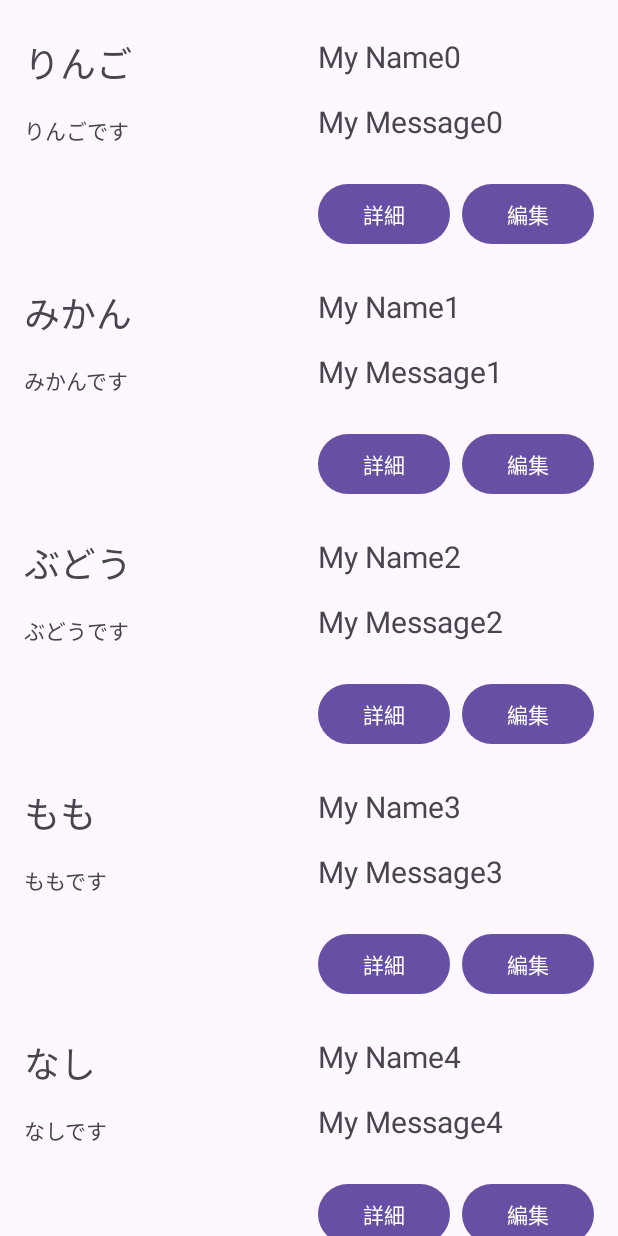
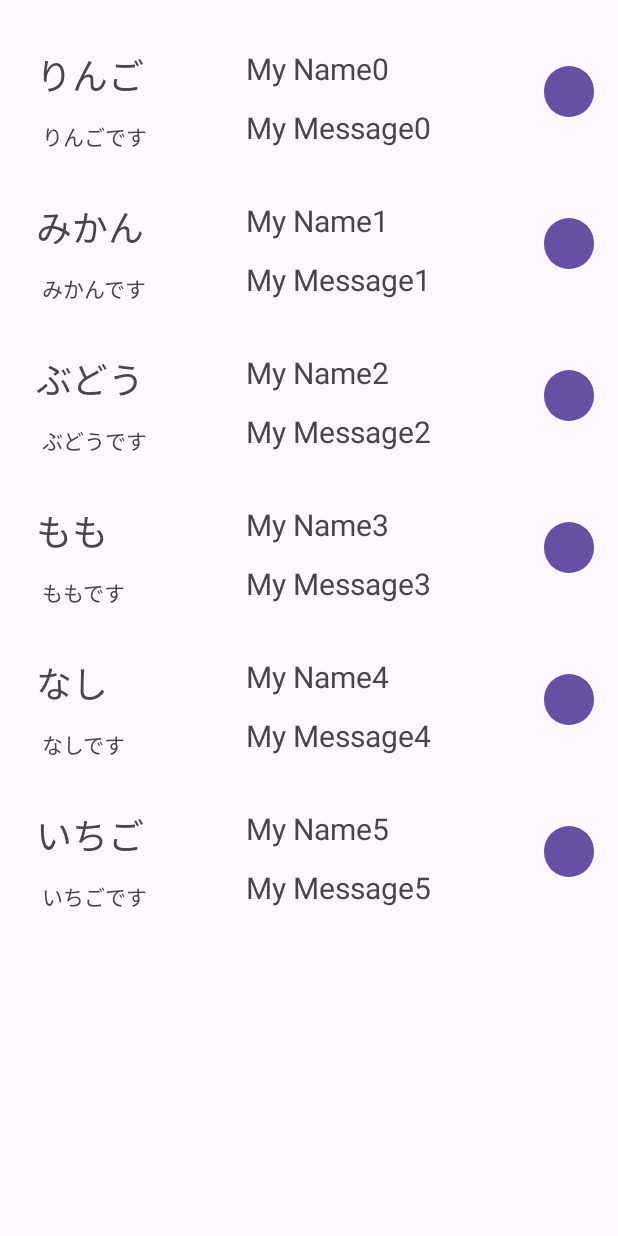
Before and after one commit to Kiritanpomelette/InventoryAndroidApp, an Android app: the screen it shows after launch (MainActivity), on a phone screen of 412 x 824 dp. Run offline under Robolectric (Android 15) with nearby library versions, the phone set to English and light mode, and no system bars.

Commit message:
UI変更

```diff
--- a/app/src/main/java/xyz/miyayu/inventorymanager/RecyclerAdapter.kt
+++ b/app/src/main/java/xyz/miyayu/inventorymanager/RecyclerAdapter.kt
@@ -36,10 +36,6 @@ class RecyclerAdapter(private val customList: Array<String>) :
         holder.tvMessageHolder.text = messageList[position]
         holder.tvDescriptionHolder.text = descriptionList[position]
         holder.tvBrandNameHolder.text = brandNameList[position]
-        holder.btnDetails.setOnClickListener {
-            val intent = Intent(holder.btnDetails.context, DetailsActivity::class.java)
-            ContextCompat.startActivity(holder.btnDetails.context, intent, null)
-        }
         holder.btnEdit.setOnClickListener {
             val intent = Intent(holder.btnEdit.context, EditActivity::class.java)
             ContextCompat.startActivity(holder.btnEdit.context, intent, null)
--- a/app/src/main/java/xyz/miyayu/inventorymanager/ViewHolderItem.kt
+++ b/app/src/main/java/xyz/miyayu/inventorymanager/ViewHolderItem.kt
@@ -11,7 +11,6 @@ class ViewHolderItem(itemView: View) : RecyclerView.ViewHolder(itemView) {
     // val ivHolder: ImageView = itemView.findViewById(R.id.iv)
     val tvNameHolder: TextView = itemView.findViewById(R.id.Now)
     val tvMessageHolder: TextView = itemView.findViewById(R.id.Today)
-    val btnDetails: Button = itemView.findViewById(R.id.btnDetails)
     val tvBrandNameHolder: TextView = itemView.findViewById(R.id.brandName)
     val tvDescriptionHolder: TextView = itemView.findViewById(R.id.description)
     val btnEdit: Button = itemView.findViewById(R.id.btnEdit)
--- a/app/src/main/res/layout/one_layout.xml
+++ b/app/src/main/res/layout/one_layout.xml
@@ -1,6 +1,7 @@
 <?xml version="1.0" encoding="utf-8"?>
 <androidx.constraintlayout.widget.ConstraintLayout xmlns:android="http://schemas.android.com/apk/res/android"
     xmlns:app="http://schemas.android.com/apk/res-auto"
+    xmlns:tools="http://schemas.android.com/tools"
     android:layout_width="match_parent"
     android:layout_height="wrap_content">
 
@@ -9,49 +10,41 @@
         android:id="@+id/Now"
         android:layout_width="0dp"
         android:layout_height="wrap_content"
-        android:layout_marginTop="24dp"
+        android:layout_marginTop="32dp"
+        android:layout_marginEnd="24dp"
         android:text="@string/message"
         android:textSize="20sp"
-        app:layout_constraintEnd_toEndOf="parent"
-        app:layout_constraintStart_toStartOf="@+id/btnDetails"
+        app:layout_constraintEnd_toStartOf="@+id/btnEdit"
+        app:layout_constraintStart_toStartOf="@+id/guideline"
         app:layout_constraintTop_toTopOf="parent" />
 
     <TextView
         android:id="@+id/Today"
         android:layout_width="0dp"
         android:layout_height="wrap_content"
-        android:layout_marginTop="16dp"
+        android:layout_marginTop="12dp"
         android:text="@string/message1"
         android:textSize="20sp"
-        app:layout_constraintEnd_toEndOf="parent"
-        app:layout_constraintStart_toStartOf="@+id/btnDetails"
+        app:layout_constraintEnd_toEndOf="@+id/Now"
+        app:layout_constraintStart_toStartOf="@+id/Now"
         app:layout_constraintTop_toBottomOf="@+id/Now" />
-    <Button
-        android:id="@+id/btnDetails"
-        android:layout_width="wrap_content"
-        android:layout_height="wrap_content"
-        android:layout_marginTop="24dp"
-        android:layout_marginEnd="8dp"
-        android:text="@string/details"
-        app:layout_constraintEnd_toStartOf="@+id/btnEdit"
-        app:layout_constraintTop_toBottomOf="@+id/Today" />
 
     <Button
         android:id="@+id/btnEdit"
-        android:layout_width="wrap_content"
-        android:layout_height="wrap_content"
-        android:layout_marginTop="24dp"
+        android:layout_width="33dp"
+        android:layout_height="42dp"
+        android:layout_marginTop="40dp"
         android:layout_marginEnd="16dp"
         android:text="@string/edit"
         app:layout_constraintEnd_toEndOf="parent"
-        app:layout_constraintTop_toBottomOf="@+id/Today" />
+        app:layout_constraintTop_toTopOf="parent" />
 
     <TextView
         android:id="@+id/brandName"
         android:layout_width="wrap_content"
         android:layout_height="wrap_content"
-        android:layout_marginStart="16dp"
-        android:layout_marginTop="24dp"
+        android:layout_marginStart="24dp"
+        android:layout_marginTop="32dp"
         android:text="@string/BrandName"
         android:textSize="24sp"
         app:layout_constraintStart_toStartOf="parent"
@@ -61,9 +54,16 @@
         android:id="@+id/description"
         android:layout_width="wrap_content"
         android:layout_height="wrap_content"
-        android:layout_marginStart="16dp"
-        android:layout_marginTop="16dp"
+        android:layout_marginStart="28dp"
+        android:layout_marginTop="12dp"
         android:text="@string/Description"
         app:layout_constraintStart_toStartOf="parent"
         app:layout_constraintTop_toBottomOf="@+id/brandName" />
+
+    <androidx.constraintlayout.widget.Guideline
+        android:id="@+id/guideline"
+        android:layout_width="wrap_content"
+        android:layout_height="wrap_content"
+        android:orientation="vertical"
+        app:layout_constraintGuide_begin="164dp" />
 </androidx.constraintlayout.widget.ConstraintLayout>
```
